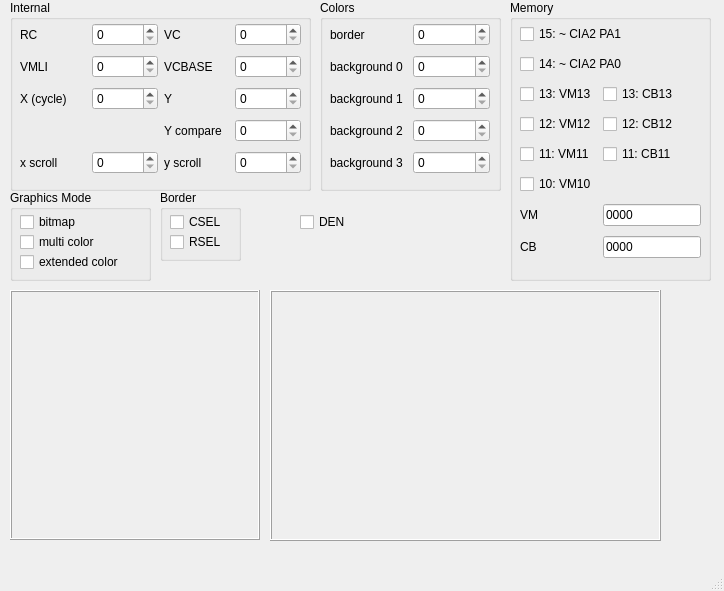
This is src/gui/video/vic_viewer.ui in ProgrammierPatrick/c64pp as Qt 5 draws it before an edit. The edited form follows.
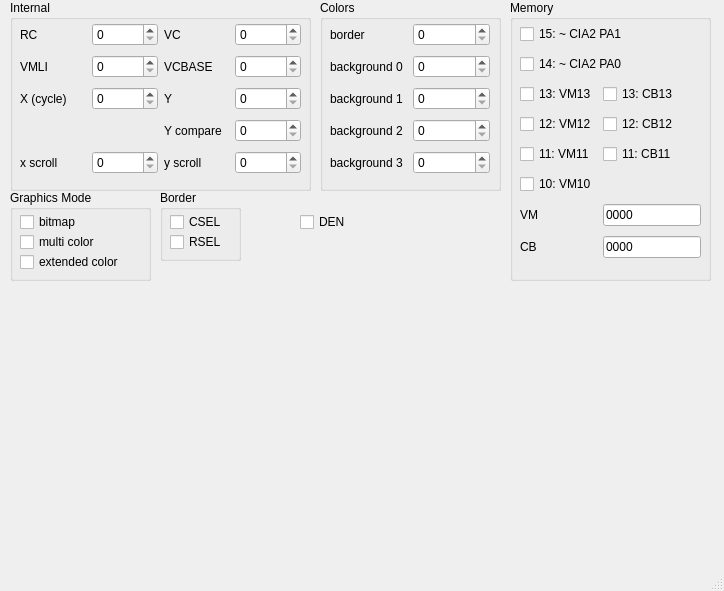
This is the edited form.

Patch:
```diff
--- a/src/gui/video/vic_viewer.ui
+++ b/src/gui/video/vic_viewer.ui
@@ -24,7 +24,7 @@
      </rect>
     </property>
     <property name="frameShape">
-     <enum>QFrame::Box</enum>
+     <enum>QFrame::NoFrame</enum>
     </property>
     <property name="frameShadow">
      <enum>QFrame::Raised</enum>
@@ -57,7 +57,7 @@
      </rect>
     </property>
     <property name="frameShape">
-     <enum>QFrame::Box</enum>
+     <enum>QFrame::NoFrame</enum>
     </property>
     <property name="frameShadow">
      <enum>QFrame::Raised</enum>
```
